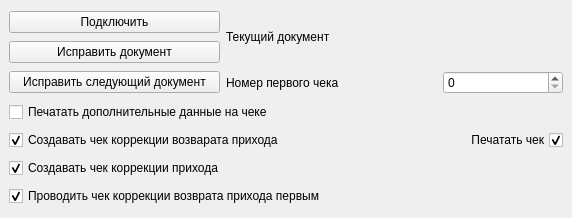
Before: the Qt Designer form mainwindow.ui in trufanov-w/atolCorrectCheck, drawn with Qt 5.
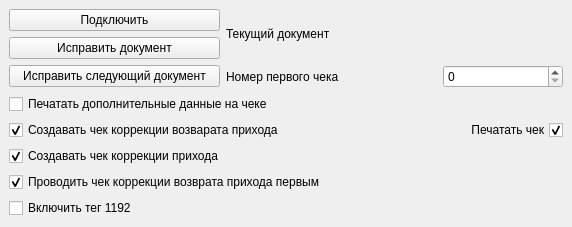
After: the same form once the commit is applied.

Diff of the .ui file:
```diff
--- a/mainwindow.ui
+++ b/mainwindow.ui
@@ -125,6 +125,13 @@
       </property>
      </widget>
     </item>
+    <item row="8" column="0">
+     <widget class="QCheckBox" name="cbTag1192">
+      <property name="text">
+       <string>Включить тег 1192</string>
+      </property>
+     </widget>
+    </item>
    </layout>
   </widget>
  </widget>
```
